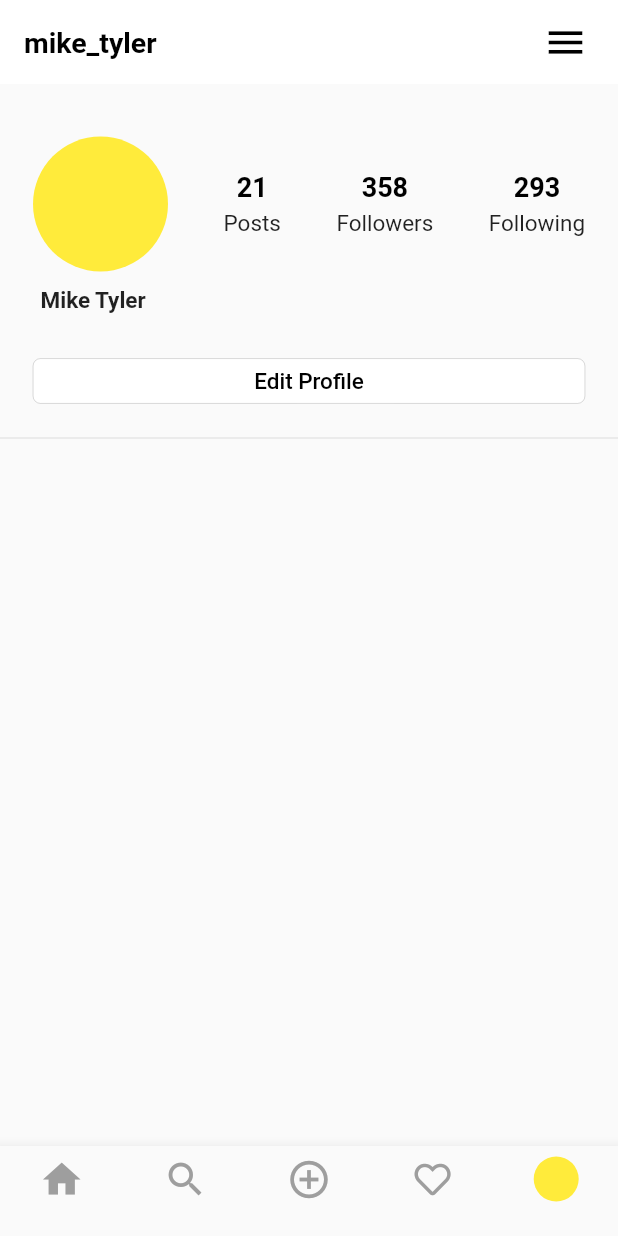
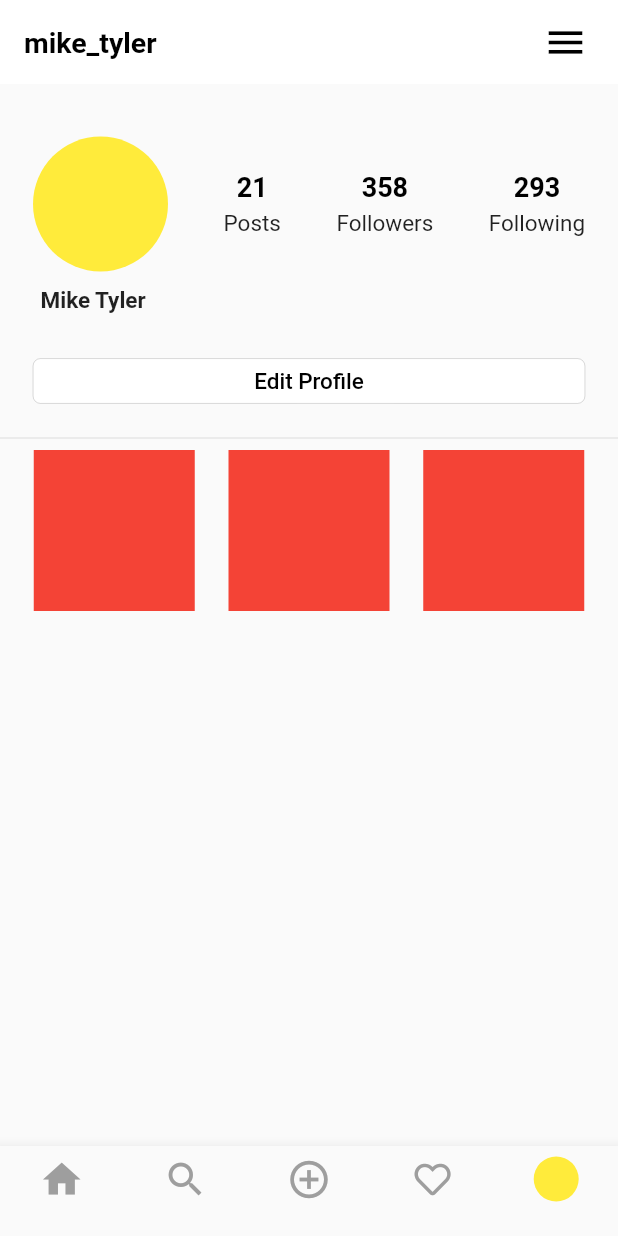
Before and after one commit to jaylee137/instagram_ui_flutter, a Flutter app: the screen it shows after launch, item 5 of the bottom bar chosen, on a phone screen of 412 x 824 dp. Run offline on Flutter 3.47's test engine with Material 2 defaults, Android fonts, the phone set to English and light mode, and no system bars; our stand-ins replace font_awesome_flutter.

Commit message:
:art: tab update

```diff
--- a/lib/tabs/profile_tab.dart
+++ b/lib/tabs/profile_tab.dart
@@ -83,7 +83,35 @@ class ProfileTab extends StatelessWidget {
               ),
             ),
 
-            Divider()
+            Divider(),
+
+            Column(
+              children: <Widget>[
+                Container(
+                  child: Row(
+                    crossAxisAlignment: CrossAxisAlignment.center,
+                    mainAxisAlignment: MainAxisAlignment.spaceEvenly,
+                    children: <Widget>[
+                      Container(
+                        width: MediaQuery.of(context).size.width/3 - 30,
+                        height: MediaQuery.of(context).size.width/3 - 30,
+                        color: Colors.red,
+                      ),
+                      Container(
+                        width: MediaQuery.of(context).size.width/3 - 30,
+                        height: MediaQuery.of(context).size.width/3 - 30,
+                        color: Colors.red,
+                      ),
+                      Container(
+                        width: MediaQuery.of(context).size.width/3 - 30,
+                        height: MediaQuery.of(context).size.width/3 - 30,
+                        color: Colors.red,
+                      ),
+                    ],
+                  ),
+                )
+              ],
+            )
           ],
         ),
       )
```
